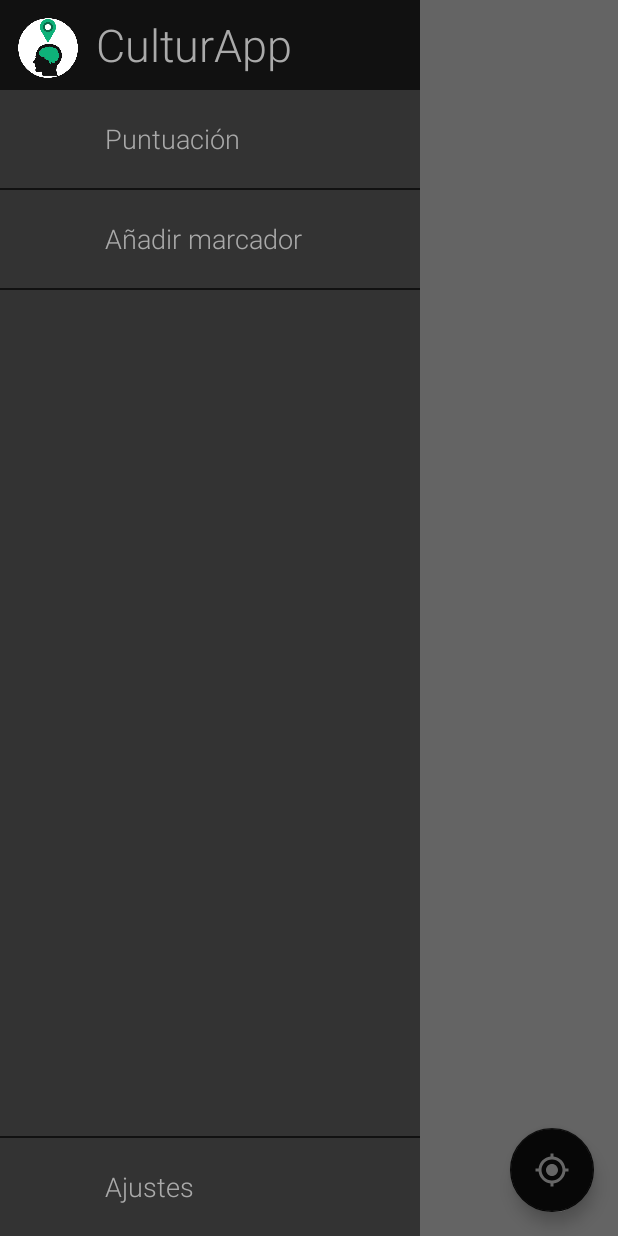
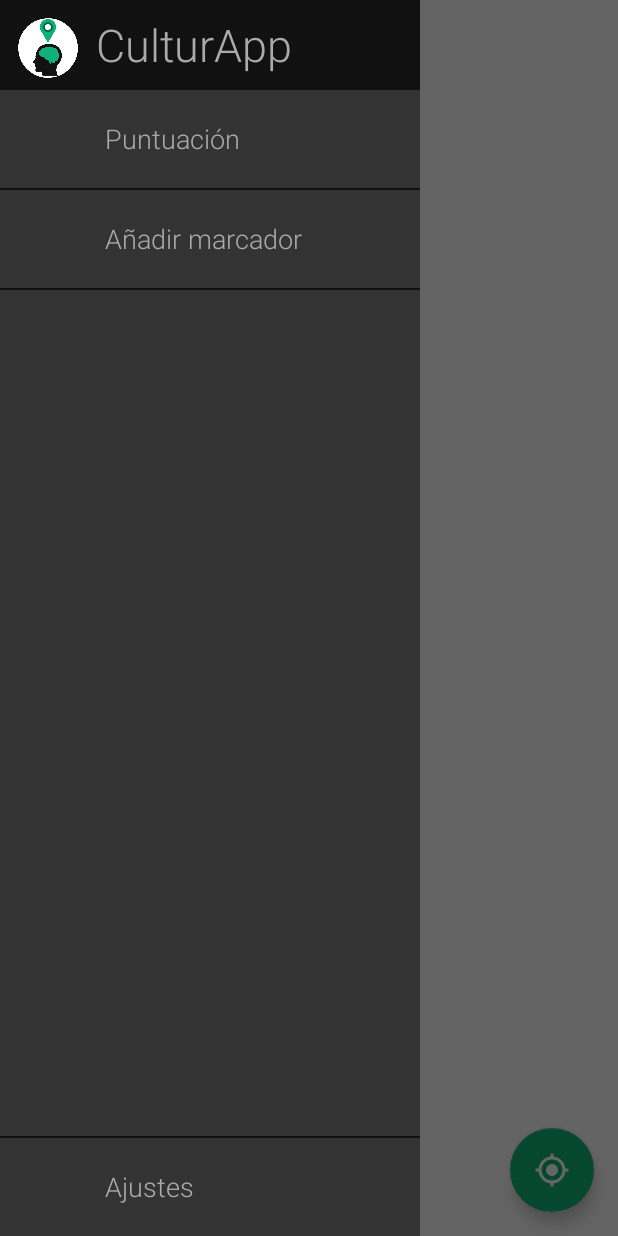
Before and after one commit to aitor422/arquitecturadelsoftware, an Android app: the screen it shows after launch (MainActivity), with the side drawer open, on a phone screen of 412 x 824 dp. Run offline under Robolectric (Android 15) with nearby library versions, the light colour scheme and no system bars; plain views replace MapView; 8 statements that could not run were skipped.

Commit message:
Cambiado botón de menú y colores, localización activada constantemente y botón de centrar

```diff
--- a/CulturApp/app/src/main/java/com/micompany/culturapp/MainActivity.java
+++ b/CulturApp/app/src/main/java/com/micompany/culturapp/MainActivity.java
@@ -5,6 +5,7 @@ package com.micompany.culturapp;
         import android.content.Context;
         import android.content.Intent;
         import android.content.pm.PackageManager;
+        import android.graphics.Color;
         import android.location.Location;
 
         import android.support.annotation.NonNull;
@@ -14,6 +15,7 @@ package com.micompany.culturapp;
         import android.support.v7.app.ActionBarDrawerToggle;
         import android.view.Gravity;
         import android.view.LayoutInflater;
+        import android.view.MotionEvent;
         import android.view.ViewGroup;
         import android.widget.AdapterView;
         import android.widget.Button;
@@ -30,6 +32,7 @@ package com.micompany.culturapp;
 
 
         import com.mapbox.mapboxsdk.MapboxAccountManager;
+        import com.mapbox.mapboxsdk.camera.CameraPosition;
         import com.mapbox.mapboxsdk.camera.CameraUpdateFactory;
         import com.mapbox.mapboxsdk.geometry.LatLng;
         import com.mapbox.mapboxsdk.location.LocationListener;
@@ -113,9 +116,20 @@ public class MainActivity extends AppCompatActivity {
             @Override
             public void onMapReady(MapboxMap map) {
                 mapboxMap = map;
-                //     mapboxMap.moveCamera(CameraUpdateFactory.newLatLngZoom(new LatLng(43.26977, 5.39592), 10));
+                mapboxMap.setOnScrollListener(new MapboxMap.OnScrollListener() {
+                    @Override
+                    public void onScroll() {
+                        floatingActionButton.setVisibility(View.VISIBLE);
+                    }
+                });
+                mapboxMap.getMyLocationViewSettings().setPadding(500, 500, 500, 500);
+                mapboxMap.getMyLocationViewSettings().setForegroundTintColor(Color.parseColor("#0EB179"));
+                mapboxMap.getMyLocationViewSettings().setAccuracyAlpha(0);
+                toggleGps(!mapboxMap.isMyLocationEnabled());
+                floatingActionButton.setVisibility(View.GONE);
             }
         });
+
 
         floatingActionButton = (FloatingActionButton) findViewById(R.id.location_toggle_fab);
         floatingActionButton.setOnClickListener(new View.OnClickListener() {
@@ -123,10 +137,11 @@ public class MainActivity extends AppCompatActivity {
             public void onClick(View view) {
                 if (mapboxMap != null) {
                     toggleGps(!mapboxMap.isMyLocationEnabled());
+                    floatingActionButton.setVisibility(View.GONE);
                 }
             }
         });
-
+        //floatingActionButton.setVisibility(View.GONE);
         mNavItems.add(new NavItem("Puntuación"/*, "Meetup destination", R.drawable.ic_action_home*/));
         mNavItems.add(new NavItem("Añadir marcador"/*, "Change your preferences", R.drawable.ic_action_settings*/));
         mNavItemsFoot.add(new NavItem("Ajustes"/*, "Get to know about us", R.drawable.ic_action_about*/));
@@ -191,6 +206,7 @@ public class MainActivity extends AppCompatActivity {
         super.onLowMemory();
         mapView.onLowMemory();
     }
+
     class NavItem {
         String mTitle;
         //String mSubtitle;
@@ -268,9 +284,10 @@ public class MainActivity extends AppCompatActivity {
     }
 
     private void enableLocation(boolean enabled) {
+        Location lastLocation;
         if (enabled) {
+            lastLocation = locationServices.getLastLocation();
             // If we have the last location of the user, we can move the camera to that position.
-            Location lastLocation = locationServices.getLastLocation();
             if (lastLocation != null) {
                 mapboxMap.moveCamera(CameraUpdateFactory.newLatLngZoom(new LatLng(lastLocation), 16));
             }
@@ -288,22 +305,24 @@ public class MainActivity extends AppCompatActivity {
                     }
                 }
             });
-            floatingActionButton.setImageResource(R.drawable.ic_location_disabled_24dp);
-        } else {
-            floatingActionButton.setImageResource(R.drawable.ic_my_location_24dp);
         }
+        else
+            lastLocation = locationServices.getLastLocation();
+            if (lastLocation != null) {
+                mapboxMap.moveCamera(CameraUpdateFactory.newLatLngZoom(new LatLng(lastLocation), 16));
+            }
         // Enable or disable the location layer on the map
-        mapboxMap.setMyLocationEnabled(enabled);
+        mapboxMap.setMyLocationEnabled(true);
+
+
     }
 
     @Override
-    public void onRequestPermissionsResult(
-            int requestCode, @NonNull String[] permissions, @NonNull int[] grantResults) {
+    public void onRequestPermissionsResult(int requestCode, @NonNull String[] permissions, @NonNull int[] grantResults) {
         if (requestCode == PERMISSIONS_LOCATION) {
             if (grantResults.length > 0 && grantResults[0] == PackageManager.PERMISSION_GRANTED) {
                 enableLocation(true);
             }
         }
     }
-
 }
--- a/CulturApp/app/src/main/res/layout/activity_main.xml
+++ b/CulturApp/app/src/main/res/layout/activity_main.xml
@@ -36,26 +36,21 @@
                 android:layout_height="wrap_content"
                 android:layout_gravity="end|bottom"
                 android:layout_margin="16dp"
-                app:backgroundTint="#111"
+                app:backgroundTint="#0EB179"
                 app:srcCompat="@drawable/ic_my_location_24dp"
                 tools:ignore="VectorDrawableCompat" />
+
+            <android.support.design.widget.FloatingActionButton
+                android:id="@+id/fab"
+                android:layout_width="wrap_content"
+                android:layout_height="wrap_content"
+
+                app:srcCompat="@drawable/ic_menu"
+                app:backgroundTint="#0EB179"
+                android:layout_margin="16dp"/>
         </com.mapbox.mapboxsdk.maps.MapView>
 
-        <ImageButton
-            android:layout_marginLeft="12dp"
-            android:layout_marginTop="7dp"
-            android:layout_width="wrap_content"
-            android:layout_height="wrap_content"
-            android:adjustViewBounds="true"
-            android:scaleType="fitCenter"
-            android:maxWidth="50dp"
-            android:maxHeight="60dp"
-            android:id="@+id/burgerMenu"
-            android:src="@drawable/burgermenu"
-            android:contentDescription="burger"
-            android:layout_alignParentTop="true"
-            android:layout_alignParentLeft="true"
-            android:background="#00ffffff"/>
+
 
     </RelativeLayout>
 
```
Also changed, not shown: CulturApp/app/src/main/res/drawable/ic_menu.png (added).
